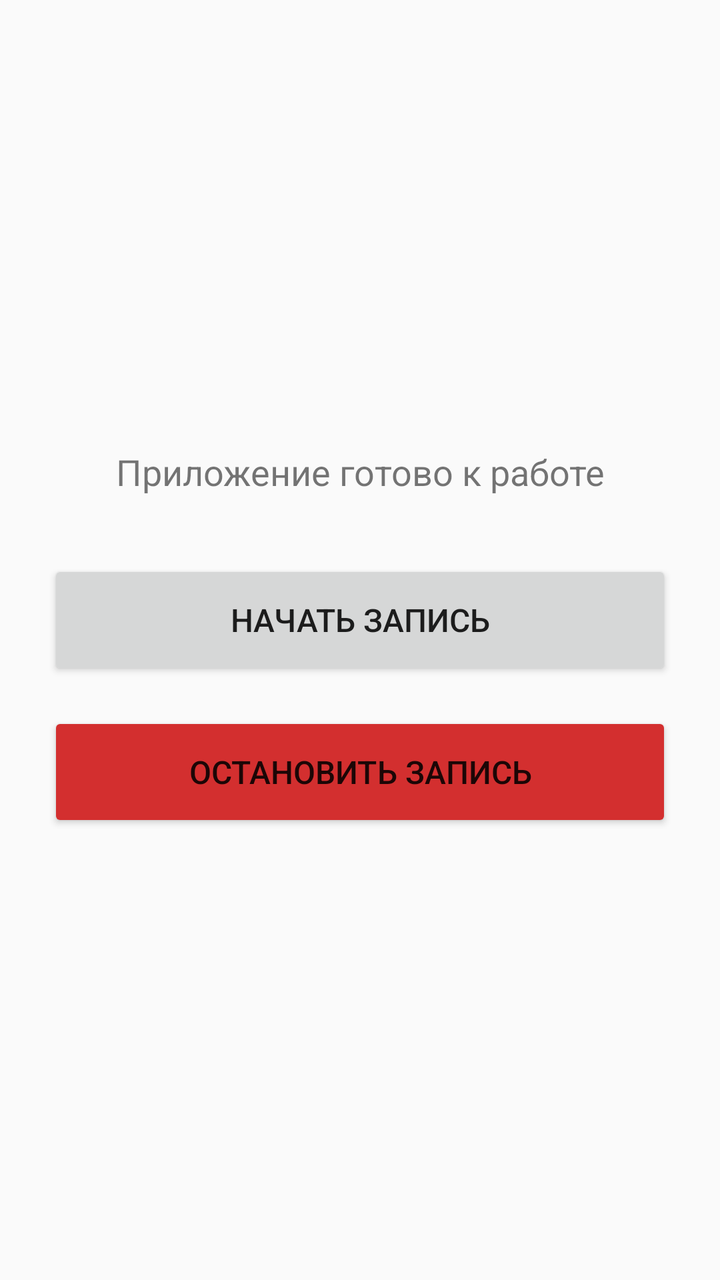
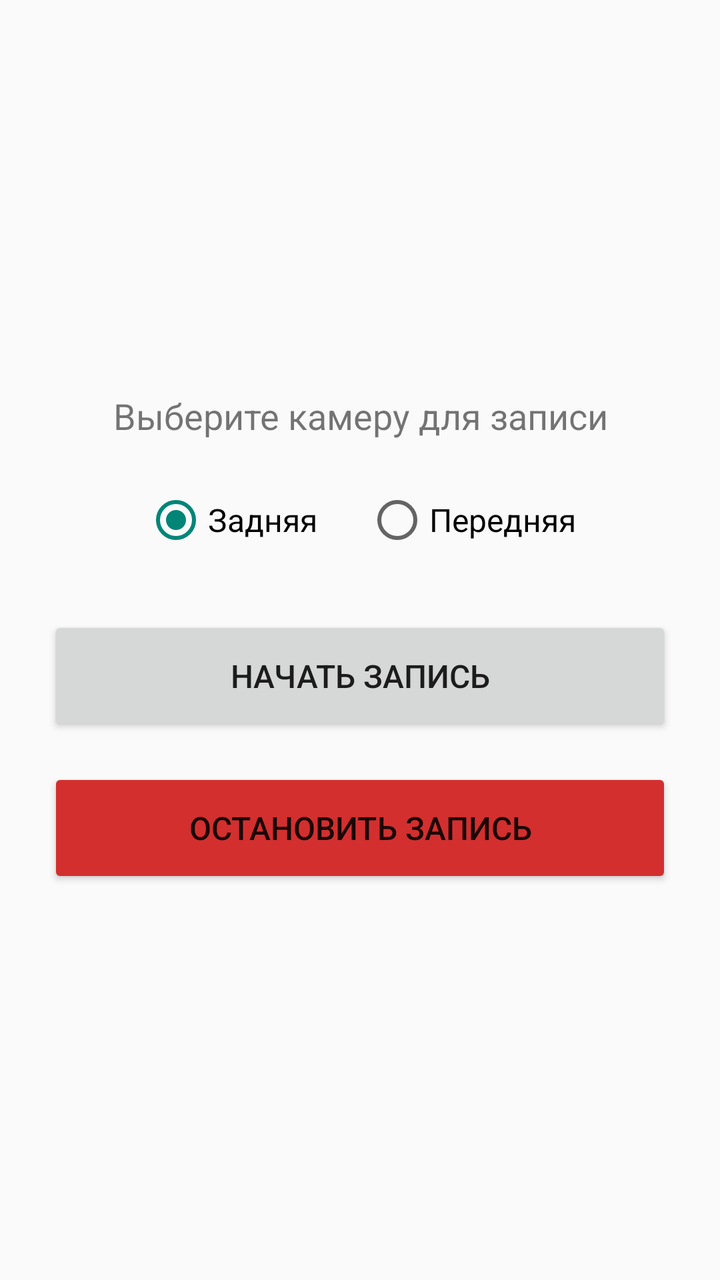

Compare the two renders of this Android layout. The source of the first and the diff that turns it into the second are given below.
<!-- AndroidManifest.xml: application theme Theme.AppCompat.Light.NoActionBar -->
<!-- res/layout/activity_main.xml -->
<?xml version="1.0" encoding="utf-8"?>
<LinearLayout xmlns:android="http://schemas.android.com/apk/res/android"
    android:layout_width="match_parent"
    android:layout_height="match_parent"
    android:gravity="center"
    android:orientation="vertical"
    android:padding="24dp">

    <TextView
        android:id="@+id/statusTextView"
        android:layout_width="wrap_content"
        android:layout_height="wrap_content"
        android:text="Приложение готово к работе"
        android:textSize="18sp"
        android:layout_marginBottom="32dp"
        android:gravity="center"/>

    <Button
        android:id="@+id/btnStart"
        android:layout_width="match_parent"
        android:layout_height="60dp"
        android:text="Начать запись"
        android:textSize="16sp"
        android:layout_marginBottom="16dp"/>

    <Button
        android:id="@+id/btnStop"
        android:layout_width="match_parent"
        android:layout_height="60dp"
        android:text="Остановить запись"
        android:textSize="16sp"
        android:backgroundTint="#D32F2F"/>

</LinearLayout>
<!-- resources referenced by this layout -->
<resources>

</resources>

<!-- the commit's change to res/layout/activity_main.xml (unified diff, before → after) -->
@@ -10,10 +10,35 @@
         android:id="@+id/statusTextView"
         android:layout_width="wrap_content"
         android:layout_height="wrap_content"
-        android:text="Приложение готово к работе"
+        android:text="Выберите камеру для записи"
         android:textSize="18sp"
-        android:layout_marginBottom="32dp"
+        android:layout_marginBottom="24dp"
         android:gravity="center"/>
+
+    <RadioGroup
+        android:id="@+id/cameraRadioGroup"
+        android:layout_width="match_parent"
+        android:layout_height="wrap_content"
+        android:orientation="horizontal"
+        android:gravity="center"
+        android:layout_marginBottom="32dp">
+
+        <RadioButton
+            android:id="@+id/radioBack"
+            android:layout_width="wrap_content"
+            android:layout_height="wrap_content"
+            android:text="Задняя"
+            android:checked="true"
+            android:textSize="16sp"
+            android:layout_marginEnd="24dp"/>
+
+        <RadioButton
+            android:id="@+id/radioFront"
+            android:layout_width="wrap_content"
+            android:layout_height="wrap_content"
+            android:text="Передняя"
+            android:textSize="16sp"/>
+    </RadioGroup>
 
     <Button
         android:id="@+id/btnStart"
